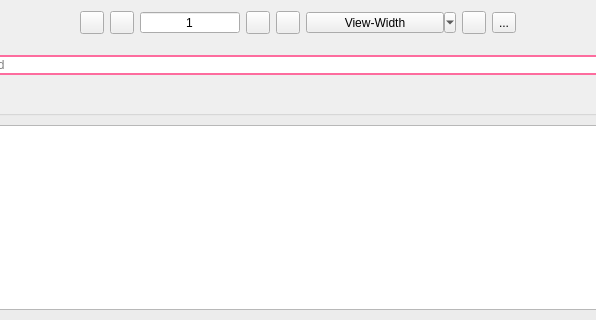
The window that UI/wise-pdf-view.ui (textbrowser/wise) describes before a commit, drawn with Qt 5; both pictures show x 130 to 726 and y 0 to 320 of the 885 by 800 pixel window.
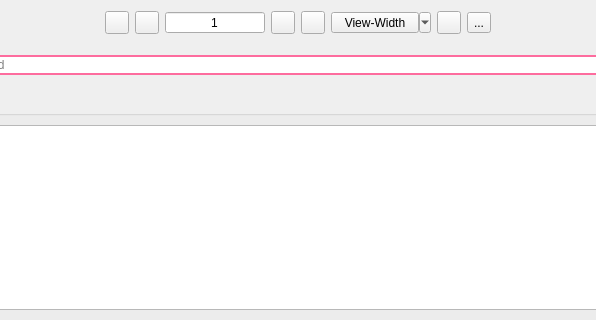
The same window after the commit. Icons and pictures are not drawn.

```diff
--- a/UI/wise-pdf-view.ui
+++ b/UI/wise-pdf-view.ui
@@ -116,7 +116,7 @@
       <widget class="QToolButton" name="view_size">
        <property name="minimumSize">
         <size>
-         <width>150</width>
+         <width>100</width>
          <height>0</height>
         </size>
        </property>
```
